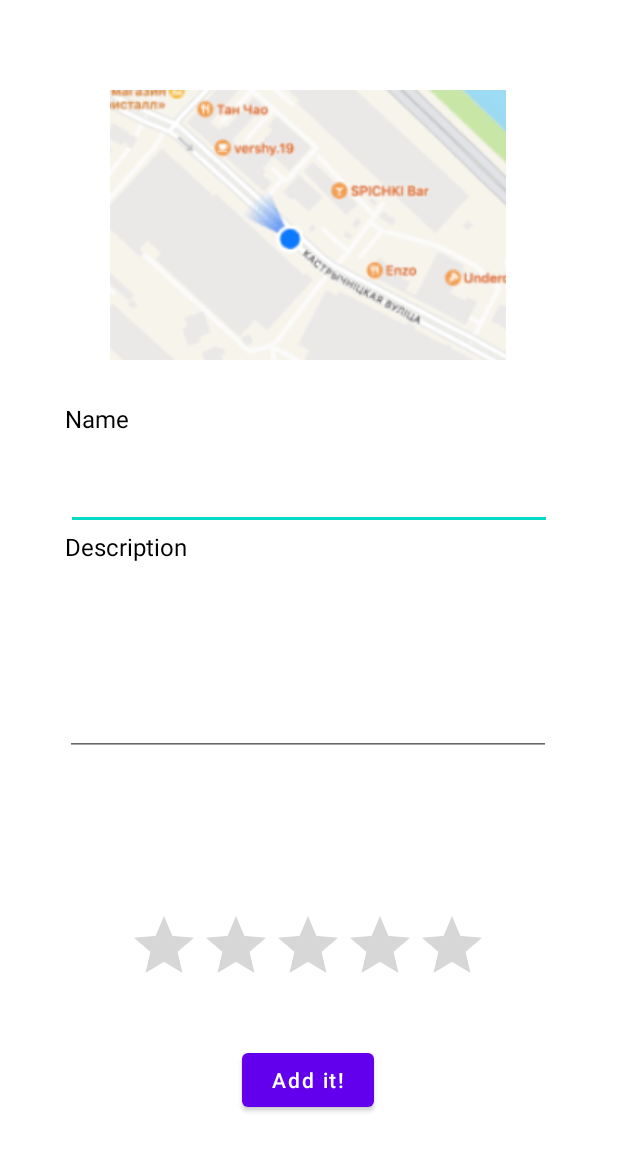
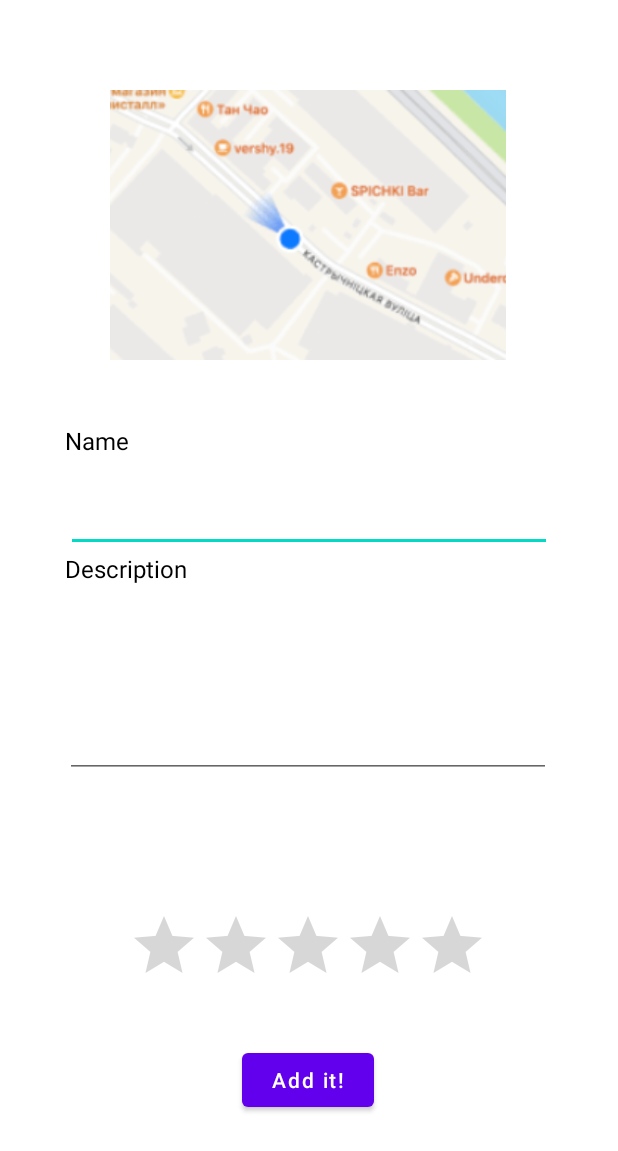
Before and after one commit to BBonLLo/MealMonkey, an Android app: the RestaurantAdd screen opened directly, with no data from a screen before it, on a phone screen of 412 x 824 dp. Shown: the top 1151 px of the screen. Run offline under Robolectric (Android 15) with nearby library versions, the phone set to English and light mode, and no system bars; our stand-ins replace Firebase (no records; nobody signed in at launch, a user with empty details on screens opened directly).

Commit message:
Ordened add window

```diff
--- a/app/src/main/res/layout/activity_restaurant_add.xml
+++ b/app/src/main/res/layout/activity_restaurant_add.xml
@@ -31,7 +31,7 @@
         app:layout_constraintHorizontal_bias="0.14"
         app:layout_constraintStart_toStartOf="parent"
         app:layout_constraintTop_toBottomOf="@+id/imageButtonMapAdd"
-        app:layout_constraintVertical_bias="0.024" />
+        app:layout_constraintVertical_bias="0.051" />
 
     <EditText
         android:id="@+id/add_name"
```
